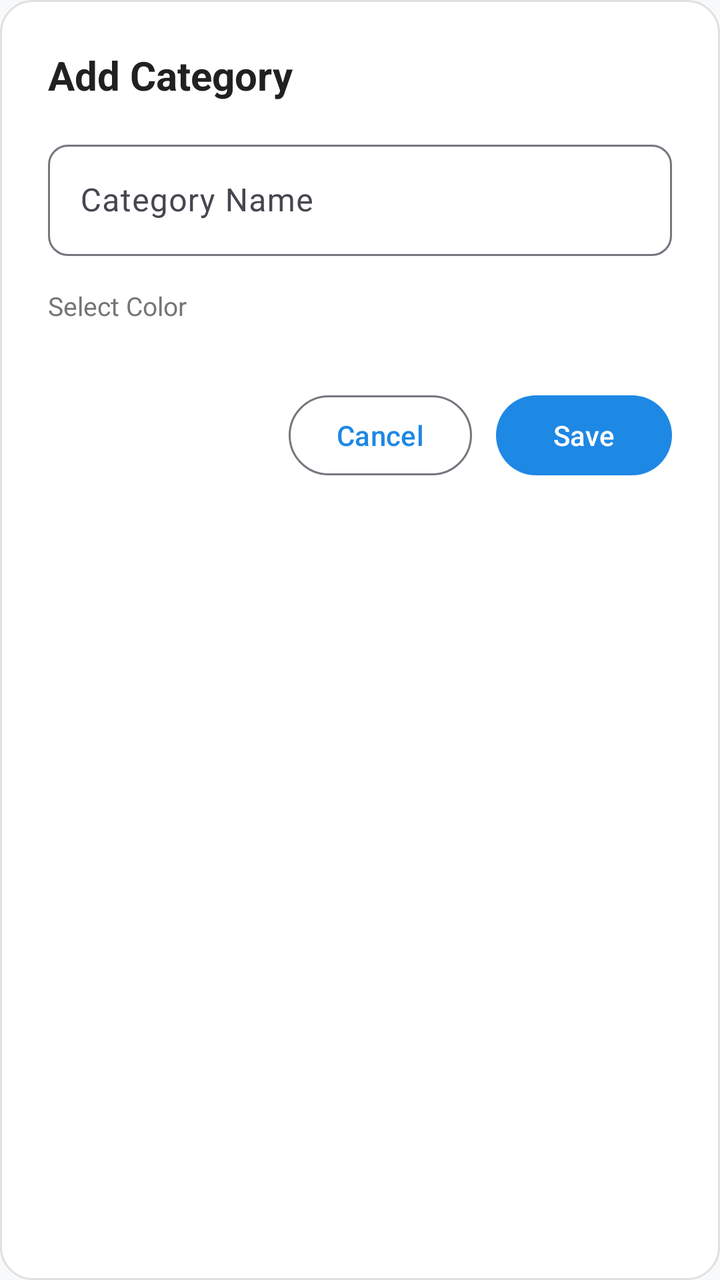
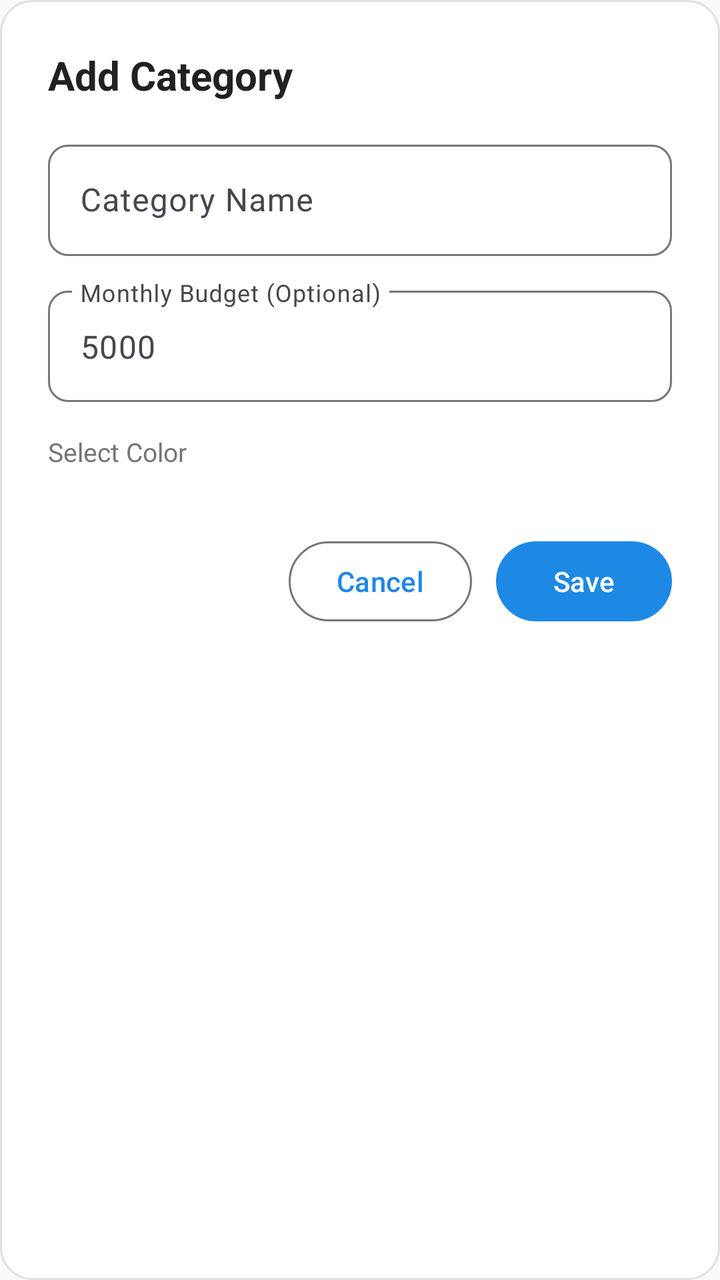

The first picture is an Android layout as it rendered before a commit; the second is the same layout after the commit. The layout source and the unified diff follow.
<!-- AndroidManifest.xml: application theme Theme.MonthlyExpenseTracker -->
<!-- res/layout/dialog_add_category.xml -->
<?xml version="1.0" encoding="utf-8"?>
<LinearLayout
    xmlns:android="http://schemas.android.com/apk/res/android"
    xmlns:app="http://schemas.android.com/apk/res-auto"
    android:layout_width="match_parent"
    android:layout_height="wrap_content"
    android:orientation="vertical"
    android:background="@drawable/bg_dialog_rounded"
    android:padding="24dp">

    <TextView
        android:layout_width="match_parent"
        android:layout_height="wrap_content"
        android:text="@string/add_category"
        android:textColor="@color/text_primary"
        android:textSize="20sp"
        android:textStyle="bold"
        android:layout_marginBottom="16dp" />

    <com.google.android.material.textfield.TextInputLayout
        android:id="@+id/til_cat_name"
        style="@style/Widget.Material3.TextInputLayout.OutlinedBox"
        android:layout_width="match_parent"
        android:layout_height="wrap_content"
        android:layout_marginBottom="16dp"
        app:boxCornerRadiusBottomEnd="10dp"
        app:boxCornerRadiusBottomStart="10dp"
        app:boxCornerRadiusTopEnd="10dp"
        app:boxCornerRadiusTopStart="10dp">

        <com.google.android.material.textfield.TextInputEditText
            android:id="@+id/et_cat_name"
            android:layout_width="match_parent"
            android:layout_height="wrap_content"
            android:hint="@string/category_name_label"
            android:inputType="textCapWords"
            android:maxLines="1" />
    </com.google.android.material.textfield.TextInputLayout>

    <TextView
        android:layout_width="match_parent"
        android:layout_height="wrap_content"
        android:text="Select Color"
        android:textColor="@color/text_secondary"
        android:textSize="13sp"
        android:layout_marginBottom="8dp" />

    
    <HorizontalScrollView
        android:layout_width="match_parent"
        android:layout_height="wrap_content"
        android:scrollbars="none"
        android:layout_marginBottom="24dp">

        <RadioGroup
            android:id="@+id/rg_colors"
            android:layout_width="wrap_content"
            android:layout_height="wrap_content"
            android:orientation="horizontal" />
    </HorizontalScrollView>

    <LinearLayout
        android:layout_width="match_parent"
        android:layout_height="wrap_content"
        android:gravity="end"
        android:orientation="horizontal">

        <com.google.android.material.button.MaterialButton
            android:id="@+id/btn_cancel_category"
            style="?attr/materialButtonOutlinedStyle"
            android:layout_width="wrap_content"
            android:layout_height="wrap_content"
            android:layout_marginEnd="12dp"
            android:text="@string/cancel" />

        <com.google.android.material.button.MaterialButton
            android:id="@+id/btn_save_category"
            android:layout_width="wrap_content"
            android:layout_height="wrap_content"
            android:text="@string/save" />
    </LinearLayout>
</LinearLayout>
<!-- resources referenced by this layout -->
<resources>
  <color name="text_primary">#212121</color>
  <color name="text_secondary">#757575</color>
  <!-- drawable bg_dialog_rounded (drawable) -->
  <?xml version="1.0" encoding="utf-8"?>
  <shape xmlns:android="http://schemas.android.com/apk/res/android"
      android:shape="rectangle">
      <solid android:color="@color/surface" />
      <corners android:radius="16dp" />
      <stroke
          android:width="1dp"
          android:color="@color/card_border" />
  </shape>
  <string name="add_category">Add Category</string>
  <string name="cancel">Cancel</string>
  <string name="category_name_label">Category Name</string>
  <string name="save">Save</string>
  <color name="surface">#FFFFFF</color>
  <color name="card_border">#E0E0E0</color>
  <color name="primary">#1E88E5</color>
  <color name="primary_container">#D1E4FF</color>
  <color name="on_primary_container">#001D36</color>
  <color name="secondary">#26A69A</color>
  <color name="secondary_container">#CCE8E3</color>
  <color name="on_secondary_container">#00201C</color>
  <color name="background">#F8F9FA</color>
  <color name="surface_variant">#F1F3F5</color>
  <style name="Widget.MonthlyExpenseTracker.PopupMenu" parent="Widget.Material3.PopupMenu">
          <item name="android:popupBackground">@drawable/bg_popup_menu</item>
          <item name="android:popupElevation">6dp</item>
      </style>
  <style name="Widget.MonthlyExpenseTracker.PopupMenu.Overflow" parent="Widget.Material3.PopupMenu.Overflow">
          <item name="android:popupBackground">@drawable/bg_popup_menu</item>
          <item name="android:popupElevation">6dp</item>
      </style>
  <style name="ThemeOverlay.MonthlyExpenseTracker.DatePickerDialog" parent="ThemeOverlay.Material3.MaterialAlertDialog">
          <item name="colorSurface">@color/surface</item>
          <item name="colorPrimary">@color/primary</item>
          <item name="shapeAppearance">@style/ShapeAppearance.MonthlyExpenseTracker.Dialog</item>
      </style>
  <!-- drawable bg_popup_menu (drawable) -->
  <?xml version="1.0" encoding="utf-8"?>
  <shape xmlns:android="http://schemas.android.com/apk/res/android"
      android:shape="rectangle">
      <solid android:color="@color/surface" />
      <corners android:radius="14dp" />
      <stroke
          android:width="1dp"
          android:color="@color/card_border" />
      <padding
          android:left="4dp"
          android:top="6dp"
          android:right="4dp"
          android:bottom="6dp" />
  </shape>
  <style name="ShapeAppearance.MonthlyExpenseTracker.Dialog" parent="ShapeAppearance.Material3.Corner.Medium">
          <item name="cornerSize">16dp</item>
      </style>
  <style name="MonthlyExpenseTracker.DialogTitle" parent="MaterialAlertDialog.Material3.Title.Text">
          <item name="android:textColor">@color/text_primary</item>
          <item name="android:textSize">18sp</item>
          <item name="android:textStyle">bold</item>
      </style>
  <style name="MonthlyExpenseTracker.DialogBody" parent="MaterialAlertDialog.Material3.Body.Text">
          <item name="android:textColor">@color/text_secondary</item>
          <item name="android:textSize">14sp</item>
      </style>
  <style name="Widget.MonthlyExpenseTracker.DialogButton.Positive" parent="Widget.Material3.Button.TextButton.Dialog">
          <item name="android:textColor">@color/primary</item>
          <item name="android:textStyle">bold</item>
      </style>
  <style name="Widget.MonthlyExpenseTracker.DialogButton.Negative" parent="Widget.Material3.Button.TextButton.Dialog">
          <item name="android:textColor">@color/text_secondary</item>
      </style>
  <!-- unchanged entries left out for length: 2 -->
</resources>

<!-- the commit's change to res/layout/dialog_add_category.xml (unified diff, before → after) -->
@@ -9,6 +9,7 @@
     android:padding="24dp">
 
     <TextView
+        android:id="@+id/tv_category_dialog_title"
         android:layout_width="match_parent"
         android:layout_height="wrap_content"
         android:text="@string/add_category"
@@ -22,7 +23,8 @@
         style="@style/Widget.Material3.TextInputLayout.OutlinedBox"
         android:layout_width="match_parent"
         android:layout_height="wrap_content"
-        android:layout_marginBottom="16dp"
+        android:layout_marginBottom="12dp"
+        android:hint="@string/category_name_label"
         app:boxCornerRadiusBottomEnd="10dp"
         app:boxCornerRadiusBottomStart="10dp"
         app:boxCornerRadiusTopEnd="10dp"
@@ -32,8 +34,29 @@
             android:id="@+id/et_cat_name"
             android:layout_width="match_parent"
             android:layout_height="wrap_content"
-            android:hint="@string/category_name_label"
             android:inputType="textCapWords"
+            android:maxLines="1" />
+    </com.google.android.material.textfield.TextInputLayout>
+
+    <com.google.android.material.textfield.TextInputLayout
+        android:id="@+id/til_cat_budget"
+        style="@style/Widget.Material3.TextInputLayout.OutlinedBox"
+        android:layout_width="match_parent"
+        android:layout_height="wrap_content"
+        android:layout_marginBottom="16dp"
+        android:hint="@string/category_budget_optional"
+        app:expandedHintEnabled="false"
+        app:placeholderText="5000"
+        app:boxCornerRadiusBottomEnd="10dp"
+        app:boxCornerRadiusBottomStart="10dp"
+        app:boxCornerRadiusTopEnd="10dp"
+        app:boxCornerRadiusTopStart="10dp">
+
+        <com.google.android.material.textfield.TextInputEditText
+            android:id="@+id/et_cat_budget"
+            android:layout_width="match_parent"
+            android:layout_height="wrap_content"
+            android:inputType="numberDecimal"
             android:maxLines="1" />
     </com.google.android.material.textfield.TextInputLayout>
 
<!-- resource entries referenced after the edit -->
@@ -14,6 +14,7 @@
   </shape>
   <string name="add_category">Add Category</string>
   <string name="cancel">Cancel</string>
+  <string name="category_budget_optional">Monthly Budget (Optional)</string>
   <string name="category_name_label">Category Name</string>
   <string name="save">Save</string>
   <color name="surface">#FFFFFF</color>
